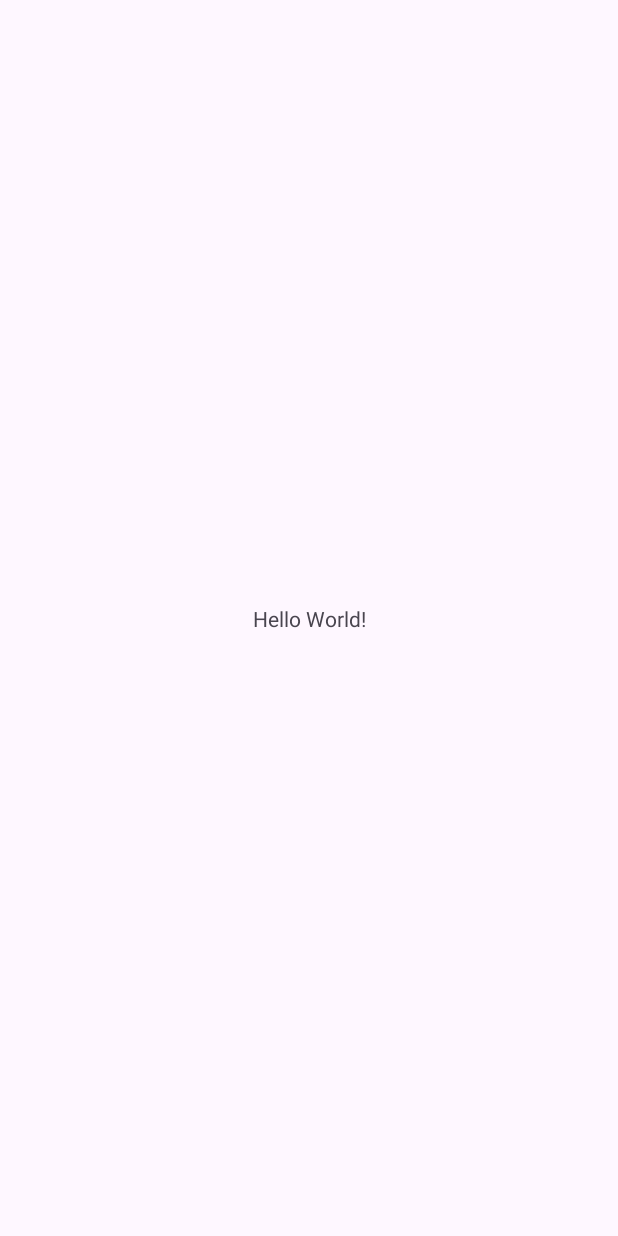
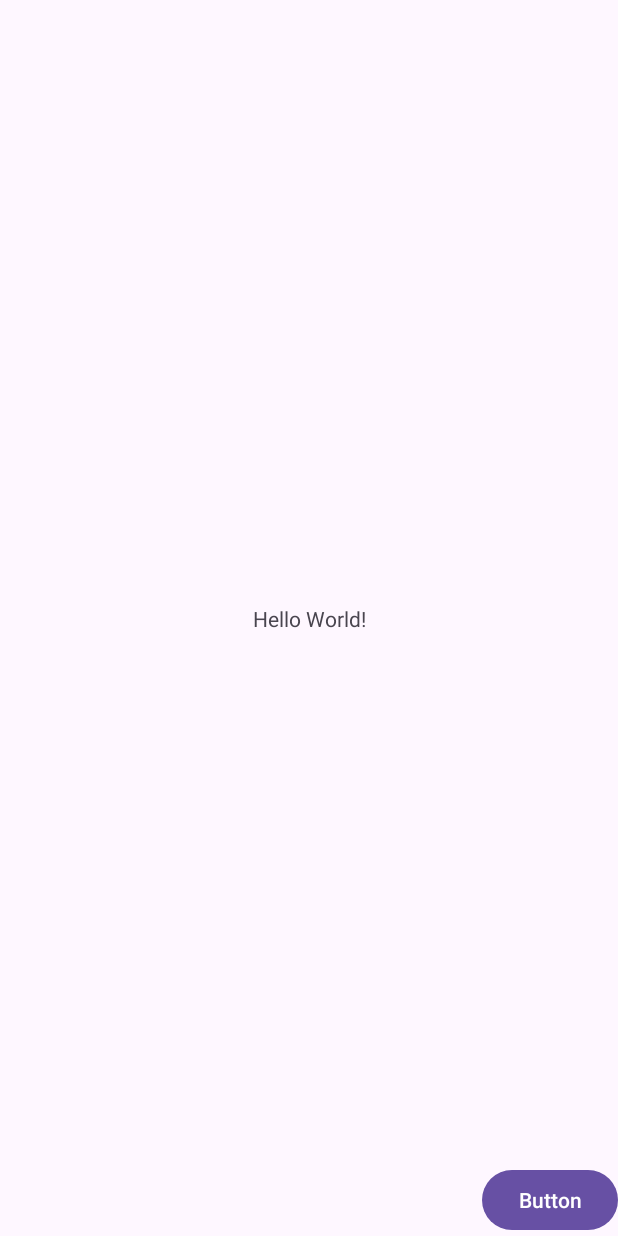
Before and after one commit to Calcoph/Netless, an Android app: the screen it shows after launch (MainActivity), on a phone screen of 412 x 824 dp. Before the commit the screen is almost empty. Run offline under Robolectric (Android 15) with nearby library versions, the phone set to English and light mode, and no system bars.

Commit message:
interfaz básica android

```diff
--- a/android/app/src/main/java/com/example/netless/MainActivity.kt
+++ b/android/app/src/main/java/com/example/netless/MainActivity.kt
@@ -1,11 +1,20 @@
 package com.example.netless
 
+import android.content.Intent
 import androidx.appcompat.app.AppCompatActivity
 import android.os.Bundle
+import android.view.View.OnClickListener
+import android.widget.Button
 
 class MainActivity : AppCompatActivity() {
     override fun onCreate(savedInstanceState: Bundle?) {
         super.onCreate(savedInstanceState)
-        setContentView(R.layout.activity_main)
+        setContentView(R.layout.activity_main);
+        val button = findViewById<Button>(R.id.button2);
+
+        button.setOnClickListener {
+            val intent = Intent(this, Chat::class.java);
+            startActivity(intent);
+        }
     }
 }
--- a/android/app/src/main/res/layout/activity_main.xml
+++ b/android/app/src/main/res/layout/activity_main.xml
@@ -15,4 +15,12 @@
         app:layout_constraintStart_toStartOf="parent"
         app:layout_constraintTop_toTopOf="parent" />
 
+    <Button
+        android:id="@+id/button2"
+        android:layout_width="wrap_content"
+        android:layout_height="wrap_content"
+        android:text="Button"
+        app:layout_constraintBottom_toBottomOf="parent"
+        app:layout_constraintEnd_toEndOf="parent" />
+
 </androidx.constraintlayout.widget.ConstraintLayout>
```
Also changed, not shown: android/app/src/main/AndroidManifest.xml (+9 -1 lines), android/app/src/main/java/com/example/netless/Chat.kt (added, +11 -0 lines), android/app/src/main/res/layout/chat.xml (added, +43 -0 lines), 1 other file.
